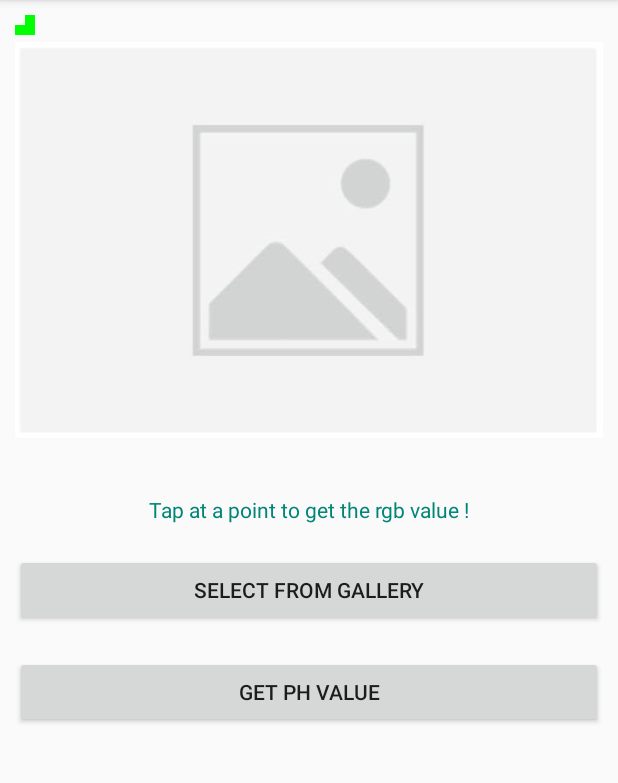
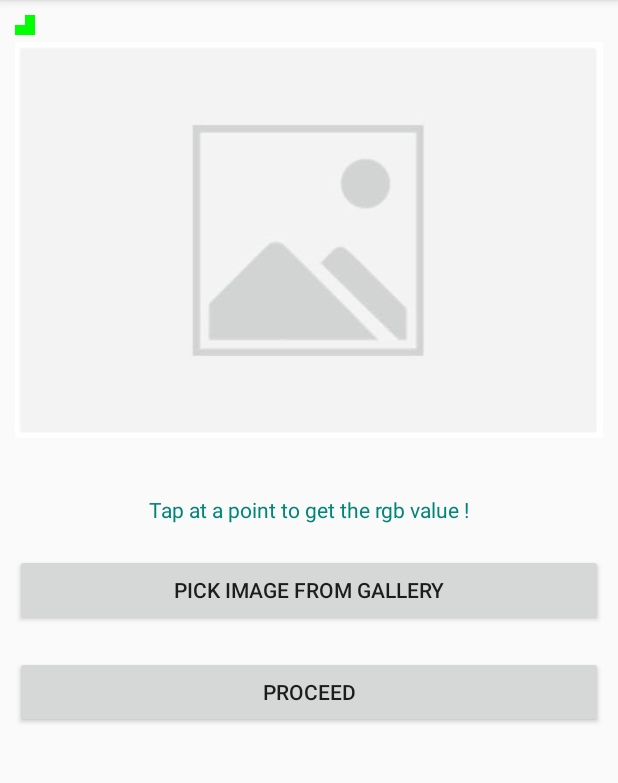
Before and after one commit to JayjeetAtGithub/pH-Finder-Offline, an Android app: the screen it shows after launch (MainActivity), on a phone screen of 412 x 824 dp, the part 84-867 px from its top. Run offline under Robolectric (Android 15) with nearby library versions, the phone set to English and light mode, and no system bars; pictures from the network do not load.

Commit message:
Name changes

```diff
--- a/app/src/main/res/layout/activity_main.xml
+++ b/app/src/main/res/layout/activity_main.xml
@@ -27,7 +27,7 @@
         android:id="@+id/image_picker_button"
         android:layout_width="match_parent"
         android:layout_height="wrap_content"
-        android:text="Select From Gallery"
+        android:text="Pick Image From Gallery"
         android:layout_margin="10dp"/>
 
 
@@ -35,6 +35,6 @@
         android:id="@+id/ph_fetch_button"
         android:layout_width="match_parent"
         android:layout_height="wrap_content"
-        android:text="Get PH Value"
+        android:text="Proceed"
         android:layout_margin="10dp"/>
 </LinearLayout>
```
